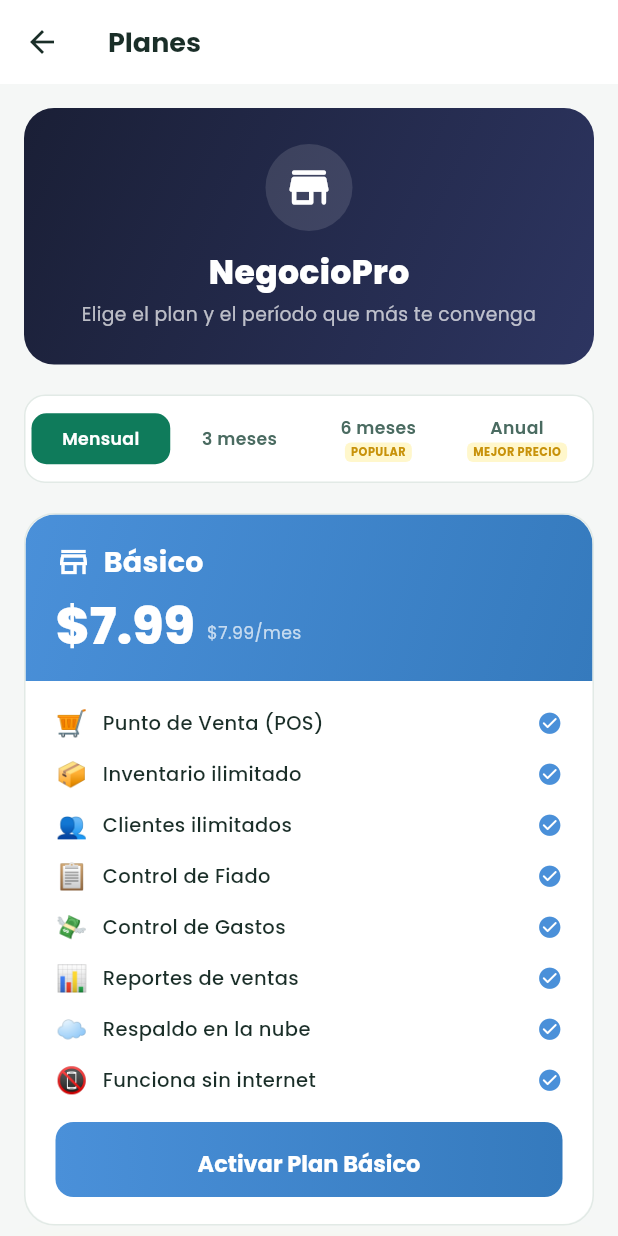
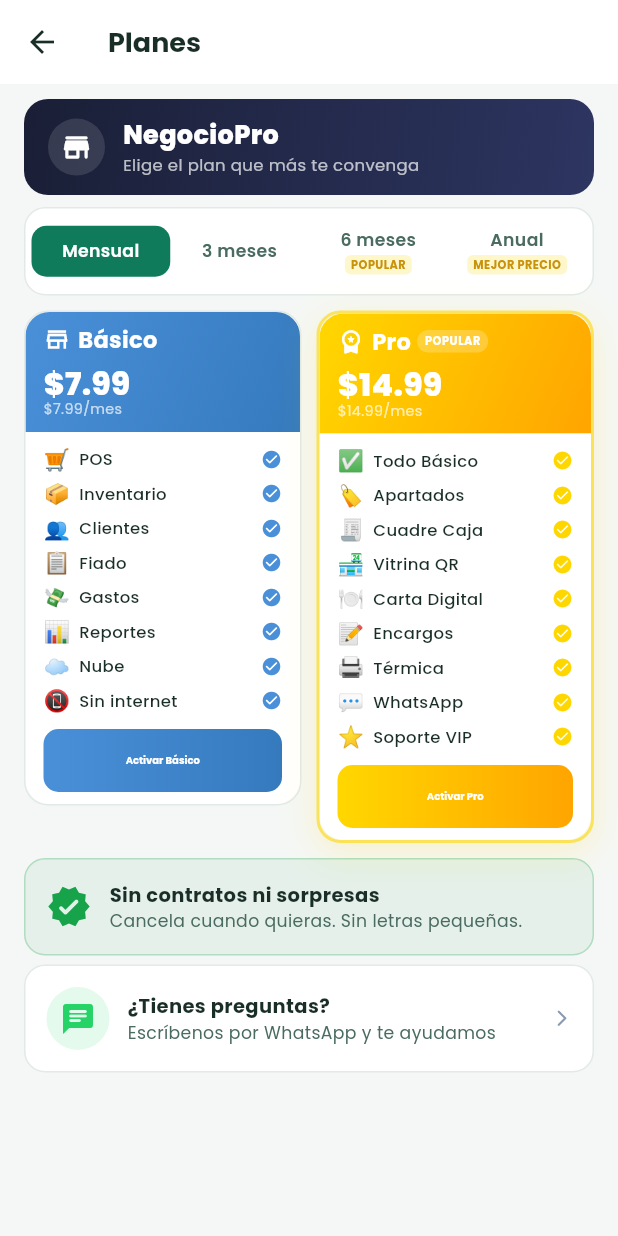
Before and after one commit to finanprojf/negociopro, a Flutter app: the SuscripcionScreen screen opened directly, on a phone screen of 412 x 824 dp. Run offline on Flutter 3.47's test engine with Material 3 defaults, Android fonts, the phone set to English and light mode, and no system bars; our stand-ins replace cached_network_image, connectivity_plus, fl_chart, flutter_local_notifications, google_fonts, image_cropper and 11 more; missing offline and left inert: mobile_scanner, print_bluetooth_thermal; accounts and stored records are empty.

Commit message:
feat: compactar pantalla Planes para mostrar todo sin scroll
- Header cambiado a layout horizontal compacto (icono + título en fila)
- Reducir padding general y espaciado entre secciones
- Price font reducida a 21 en modo compact
- Spacing entre GarantiaCard y SoporteCard: 12→6
- Scroll padding reducido

Co-Authored-By: Claude Sonnet 4.6 <noreply@anthropic.com>
Claude-Session: https://claude.ai/code/session_013RZ65A6Jgcrb4GA6Njbm71

```diff
--- a/lib/screens/suscripcion/suscripcion_screen.dart
+++ b/lib/screens/suscripcion/suscripcion_screen.dart
@@ -84,7 +84,7 @@ class _SuscripcionScreenState extends State<SuscripcionScreen> {
           onPressed: () {
             Navigator.pop(context);
             _abrirURL(
-              'https://wa.me/18098765432?text=Hola,%20quiero%20activar%20el%20plan%20$plan%20de%20NegocioPro%20($precio%20·%20$periodo)');
+              'https://wa.me/18093190140?text=Hola,%20quiero%20activar%20el%20plan%20$plan%20de%20NegocioPro%20($precio%20·%20$periodo)');
           },
           child: Text('Activar', style: GoogleFonts.poppins(fontWeight: FontWeight.w600)),
         ),
@@ -99,17 +99,17 @@ class _SuscripcionScreenState extends State<SuscripcionScreen> {
       backgroundColor: AppColors.background,
       appBar: AppBar(title: const Text('Planes')),
       body: SingleChildScrollView(
-        padding: const EdgeInsets.fromLTRB(16, 16, 16, 40),
+        padding: const EdgeInsets.fromLTRB(16, 10, 16, 16),
         child: Column(children: [
 
           // ── Encabezado ───────────────────────────────────────────
           _Header(),
-          const SizedBox(height: 20),
+          const SizedBox(height: 8),
 
           // ── Banner trial ─────────────────────────────────────────
           if (PlanService.enTrial) ...[
             _TrialBanner(dias: PlanService.diasTrial ?? 30),
-            const SizedBox(height: 16),
+            const SizedBox(height: 8),
           ],
 
           // ── Selector de período ──────────────────────────────────
@@ -166,10 +166,13 @@ class _SuscripcionScreenState extends State<SuscripcionScreen> {
               }),
             ),
           ),
-          const SizedBox(height: 20),
+          const SizedBox(height: 10),
 
-          // ── Tarjeta BÁSICO ───────────────────────────────────────
-          _PlanCard(
+          // ── Tarjetas lado a lado: BÁSICO | PRO ──────────────────
+          Row(
+            crossAxisAlignment: CrossAxisAlignment.start,
+            children: [
+              Expanded(child: _PlanCard(
                 nombre: 'Básico',
                 icono: Icons.store_outlined,
                 precio: p.precioBasico,
@@ -179,22 +182,21 @@ class _SuscripcionScreenState extends State<SuscripcionScreen> {
                 colorTop: const Color(0xFF4A90D9),
                 colorBottom: const Color(0xFF357ABD),
                 badge: null,
+                compact: true,
                 features: const [
-              ('🛒', 'Punto de Venta (POS)'),
-              ('📦', 'Inventario ilimitado'),
-              ('👥', 'Clientes ilimitados'),
-              ('📋', 'Control de Fiado'),
-              ('💸', 'Control de Gastos'),
-              ('📊', 'Reportes de ventas'),
-              ('☁️', 'Respaldo en la nube'),
-              ('📵', 'Funciona sin internet'),
+                  ('🛒', 'POS'),
+                  ('📦', 'Inventario'),
+                  ('👥', 'Clientes'),
+                  ('📋', 'Fiado'),
+                  ('💸', 'Gastos'),
+                  ('📊', 'Reportes'),
+                  ('☁️', 'Nube'),
+                  ('📵', 'Sin internet'),
                 ],
                 onActivar: () => _confirmarPlan('Básico', p.precioBasico, _periodos[_periodoIdx].label),
-          ),
-          const SizedBox(height: 16),
-
-          // ── Tarjeta PRO ──────────────────────────────────────────
-          _PlanCard(
+              )),
+              const SizedBox(width: 10),
+              Expanded(child: _PlanCard(
                 nombre: 'Pro',
                 icono: Icons.workspace_premium_rounded,
                 precio: p.precioPro,
@@ -203,27 +205,31 @@ class _SuscripcionScreenState extends State<SuscripcionScreen> {
                 periodo: _periodos[_periodoIdx].label,
                 colorTop: const Color(0xFFFFD700),
                 colorBottom: const Color(0xFFFFA500),
-            badge: 'MÁS POPULAR',
+                badge: 'POPULAR',
+                compact: true,
                 features: const [
-              ('✅', 'Todo lo del Plan Básico'),
-              ('🏷️', 'Apartados con pagos parciales'),
-              ('🧾', 'Cuadre de Caja diario'),
-              ('🏪', 'Vitrina Digital con QR'),
-              ('📝', 'Encargos de clientes'),
-              ('🖨️', 'Impresora Térmica'),
-              ('💬', 'Recibos por WhatsApp'),
-              ('⭐', 'Soporte Prioritario'),
+                  ('✅', 'Todo Básico'),
+                  ('🏷️', 'Apartados'),
+                  ('🧾', 'Cuadre Caja'),
+                  ('🏪', 'Vitrina QR'),
+                  ('🍽️', 'Carta Digital'),
+                  ('📝', 'Encargos'),
+                  ('🖨️', 'Térmica'),
+                  ('💬', 'WhatsApp'),
+                  ('⭐', 'Soporte VIP'),
                 ],
                 onActivar: () => _confirmarPlan('Pro', p.precioPro, _periodos[_periodoIdx].label),
+              )),
+            ],
           ),
-          const SizedBox(height: 28),
+          const SizedBox(height: 10),
 
           // ── Garantía ─────────────────────────────────────────────
           _GarantiaCard(),
-          const SizedBox(height: 12),
+          const SizedBox(height: 6),
 
           // ── Soporte ──────────────────────────────────────────────
-          _SoporteCard(onTap: () => _abrirURL('https://wa.me/18098765432')),
+          _SoporteCard(onTap: () => _abrirURL('https://wa.me/18093190140')),
         ]),
       ),
     );
@@ -290,29 +296,29 @@ class _Header extends StatelessWidget {
   @override
   Widget build(BuildContext context) => Container(
     width: double.infinity,
-    padding: const EdgeInsets.symmetric(vertical: 24, horizontal: 20),
+    padding: const EdgeInsets.symmetric(vertical: 12, horizontal: 16),
     decoration: BoxDecoration(
       gradient: const LinearGradient(
         colors: [Color(0xFF1A1F36), Color(0xFF2D3561)],
         begin: Alignment.topLeft, end: Alignment.bottomRight,
       ),
-      borderRadius: BorderRadius.circular(20),
+      borderRadius: BorderRadius.circular(16),
     ),
-    child: Column(children: [
+    child: Row(children: [
       Container(
-        padding: const EdgeInsets.all(12),
+        padding: const EdgeInsets.all(8),
         decoration: BoxDecoration(
           color: Colors.white.withOpacity(0.12), shape: BoxShape.circle,
         ),
-        child: const Icon(Icons.store_rounded, color: Colors.white, size: 34),
+        child: const Icon(Icons.store_rounded, color: Colors.white, size: 22),
       ),
-      const SizedBox(height: 12),
+      const SizedBox(width: 12),
+      Expanded(child: Column(crossAxisAlignment: CrossAxisAlignment.start, children: [
         Text('NegocioPro', style: GoogleFonts.poppins(
-        color: Colors.white, fontSize: 22, fontWeight: FontWeight.w800)),
-      const SizedBox(height: 4),
-      Text('Elige el plan y el período que más te convenga',
-        textAlign: TextAlign.center,
-        style: GoogleFonts.poppins(color: Colors.white70, fontSize: 12.5)),
+          color: Colors.white, fontSize: 17, fontWeight: FontWeight.w800)),
+        Text('Elige el plan que más te convenga',
+          style: GoogleFonts.poppins(color: Colors.white70, fontSize: 11)),
+      ])),
     ]),
   );
 }
@@ -324,19 +330,31 @@ class _PlanCard extends StatelessWidget {
   final Color colorTop, colorBottom;
   final List<(String, String)> features;
   final VoidCallback onActivar;
+  final bool compact;
 
   const _PlanCard({
     required this.nombre, required this.icono, required this.precio,
     required this.porMes, required this.periodo,
     required this.colorTop, required this.colorBottom,
     required this.features, required this.onActivar,
-    this.ahorro, this.badge,
+    this.ahorro, this.badge, this.compact = false,
   });
 
   @override
-  Widget build(BuildContext context) => Container(
+  Widget build(BuildContext context) {
+    final hPad = compact ? 12.0 : 20.0;
+    final vPadTop = compact ? 12.0 : 18.0;
+    final nameFz = compact ? 15.0 : 19.0;
+    final priceFz = compact ? 21.0 : 34.0;
+    final subFz = compact ? 9.5 : 11.5;
+    final featFz = compact ? 11.0 : 13.0;
+    final emojiFz = compact ? 14.0 : 17.0;
+    final btnH = compact ? 42.0 : 50.0;
+    final btnFz = compact ? 12.0 : 15.0;
+    final checkSz = compact ? 14.0 : 17.0;
+    return Container(
       decoration: BoxDecoration(
-      borderRadius: BorderRadius.circular(20),
+        borderRadius: BorderRadius.circular(16),
         border: badge != null
             ? Border.all(color: colorTop.withOpacity(0.6), width: 2)
             : Border.all(color: AppColors.cardBorder),
@@ -346,55 +364,51 @@ class _PlanCard extends StatelessWidget {
         ] : null,
       ),
       child: ClipRRect(
-      borderRadius: BorderRadius.circular(20),
+        borderRadius: BorderRadius.circular(16),
         child: Column(children: [
           // Cabecera
           Container(
-          padding: const EdgeInsets.fromLTRB(20, 18, 20, 20),
+            padding: EdgeInsets.fromLTRB(hPad, vPadTop - 4, hPad, vPadTop - 4),
             decoration: BoxDecoration(
               gradient: LinearGradient(colors: [colorTop, colorBottom],
                   begin: Alignment.topLeft, end: Alignment.bottomRight),
             ),
             child: Column(crossAxisAlignment: CrossAxisAlignment.start, children: [
               Row(children: [
-              Icon(icono, color: Colors.white, size: 24),
-              const SizedBox(width: 8),
-              Text(nombre, style: GoogleFonts.poppins(
-                color: Colors.white, fontSize: 19, fontWeight: FontWeight.w700)),
-              const Spacer(),
-              if (badge != null) Container(
-                padding: const EdgeInsets.symmetric(horizontal: 9, vertical: 3),
+                Icon(icono, color: Colors.white, size: compact ? 18 : 24),
+                SizedBox(width: compact ? 5 : 8),
+                Flexible(child: Text(nombre, style: GoogleFonts.poppins(
+                  color: Colors.white, fontSize: nameFz, fontWeight: FontWeight.w700))),
+                if (badge != null) ...[
+                  const SizedBox(width: 4),
+                  Container(
+                    padding: EdgeInsets.symmetric(horizontal: compact ? 5 : 9, vertical: 2),
                     decoration: BoxDecoration(
                       color: Colors.white.withOpacity(0.22),
                       borderRadius: BorderRadius.circular(20),
                     ),
                     child: Text(badge!, style: GoogleFonts.poppins(
-                  color: Colors.white, fontSize: 9.5, fontWeight: FontWeight.w700,
+                      color: Colors.white, fontSize: compact ? 7.5 : 9.5, fontWeight: FontWeight.w700,
                       letterSpacing: 0.4)),
                   ),
+                ],
               ]),
-            const SizedBox(height: 12),
-            Row(crossAxisAlignment: CrossAxisAlignment.end, children: [
+              SizedBox(height: compact ? 8 : 12),
               Text(precio, style: GoogleFonts.poppins(
-                color: Colors.white, fontSize: 34,
+                color: Colors.white, fontSize: priceFz,
                 fontWeight: FontWeight.w800, height: 1)),
-              const SizedBox(width: 8),
-              Padding(
-                padding: const EdgeInsets.only(bottom: 4),
-                child: Text(porMes, style: GoogleFonts.poppins(
-                  color: Colors.white70, fontSize: 11.5)),
-              ),
-            ]),
+              Text(porMes, style: GoogleFonts.poppins(
+                color: Colors.white70, fontSize: subFz)),
               if (ahorro != null) ...[
-              const SizedBox(height: 6),
+                SizedBox(height: compact ? 4 : 6),
                 Container(
-                padding: const EdgeInsets.symmetric(horizontal: 10, vertical: 4),
+                  padding: EdgeInsets.symmetric(horizontal: compact ? 6 : 10, vertical: 3),
                   decoration: BoxDecoration(
                     color: Colors.white.withOpacity(0.18),
-                  borderRadius: BorderRadius.circular(8),
+                    borderRadius: BorderRadius.circular(6),
                   ),
                   child: Text(ahorro!, style: GoogleFonts.poppins(
-                  color: Colors.white, fontSize: 12, fontWeight: FontWeight.w600)),
+                    color: Colors.white, fontSize: compact ? 9.5 : 12, fontWeight: FontWeight.w600)),
                 ),
               ],
             ]),
@@ -402,40 +416,43 @@ class _PlanCard extends StatelessWidget {
           // Features
           Container(
             color: AppColors.surface,
-          padding: const EdgeInsets.fromLTRB(20, 16, 20, 18),
+            padding: EdgeInsets.fromLTRB(hPad, compact ? 8 : 12, hPad, compact ? 8 : 14),
             child: Column(children: [
-            ...features.map((f) => Padding(
-              padding: const EdgeInsets.only(bottom: 10),
+              Column(
+                mainAxisSize: MainAxisSize.min,
+                children: features.map((f) => Padding(
+                  padding: EdgeInsets.only(bottom: compact ? 3 : 8),
                   child: Row(children: [
-                Text(f.$1, style: const TextStyle(fontSize: 17)),
-                const SizedBox(width: 10),
+                    Text(f.$1, style: TextStyle(fontSize: emojiFz)),
+                    SizedBox(width: compact ? 6 : 10),
                     Expanded(child: Text(f.$2, style: GoogleFonts.poppins(
-                  fontSize: 13, color: AppColors.textPrimary,
+                      fontSize: featFz, color: AppColors.textPrimary,
                       fontWeight: FontWeight.w500))),
-                Icon(Icons.check_circle_rounded, color: colorTop, size: 17),
+                    Icon(Icons.check_circle_rounded, color: colorTop, size: checkSz),
                   ]),
-            )),
+                )).toList(),
+              ),
               const SizedBox(height: 6),
               SizedBox(
-              width: double.infinity, height: 50,
+                width: double.infinity, height: btnH,
                 child: DecoratedBox(
                   decoration: BoxDecoration(
                     gradient: LinearGradient(colors: [colorTop, colorBottom],
                         begin: Alignment.centerLeft, end: Alignment.centerRight),
-                  borderRadius: BorderRadius.circular(12),
+                    borderRadius: BorderRadius.circular(10),
                   ),
                   child: ElevatedButton(
                     style: ElevatedButton.styleFrom(
                       backgroundColor: Colors.transparent,
                       shadowColor: Colors.transparent,
                       shape: RoundedRectangleBorder(
-                        borderRadius: BorderRadius.circular(12)),
+                          borderRadius: BorderRadius.circular(10)),
                     ),
                     onPressed: onActivar,
-                  child: Text('Activar Plan $nombre',
+                    child: FittedBox(child: Text('Activar $nombre',
                       style: GoogleFonts.poppins(
-                      color: Colors.white, fontSize: 15,
-                      fontWeight: FontWeight.w700)),
+                        color: Colors.white, fontSize: btnFz,
+                        fontWeight: FontWeight.w700))),
                   ),
                 ),
               ),
@@ -444,6 +461,7 @@ class _PlanCard extends StatelessWidget {
         ]),
       ),
     );
+  }
 }
 
 class _GarantiaCard extends StatelessWidget {
@@ -488,7 +506,7 @@ class _SoporteCard extends StatelessWidget {
             color: const Color(0xFF25D366).withOpacity(0.12),
             shape: BoxShape.circle,
           ),
-          child: const Icon(Icons.whatsapp_rounded, color: Color(0xFF25D366), size: 24),
+          child: const Icon(Icons.chat_rounded, color: Color(0xFF25D366), size: 24),
         ),
         const SizedBox(width: 12),
         Expanded(child: Column(crossAxisAlignment: CrossAxisAlignment.start, children: [
```
Lines whose indentation alone changed are shown as unchanged.
